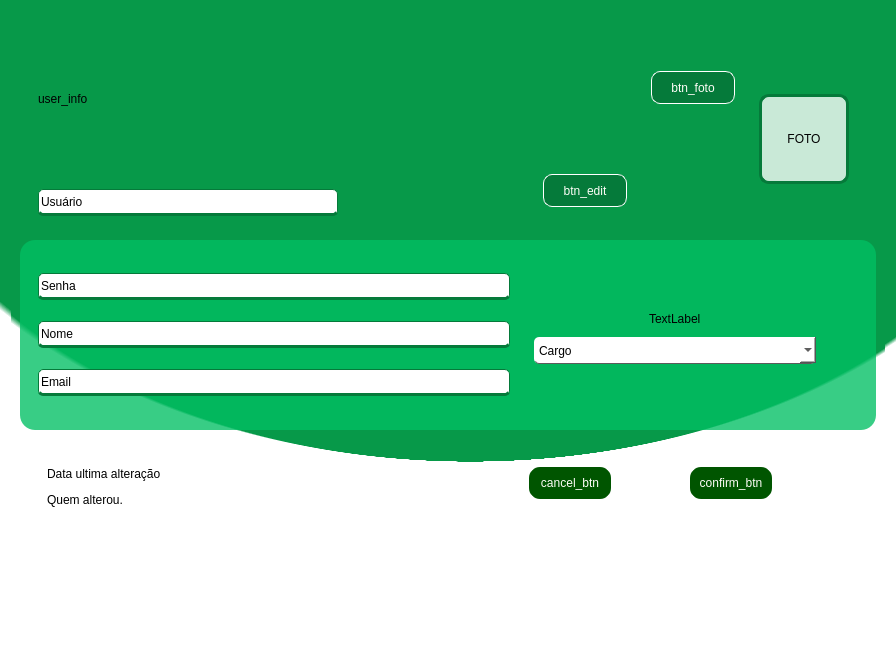
The window that PATP/bckp/asset_ctrl/templates/interfaces/user_info.ui (eduardogm22/controle_patrimonio) describes before a commit, drawn with Qt 5.
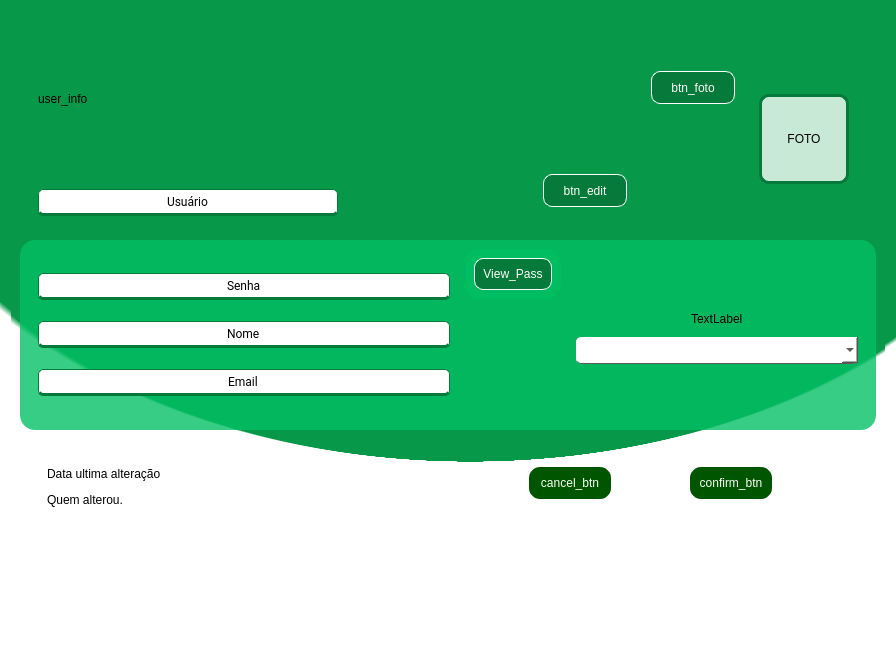
The same window after the commit.

The edit to the form file:
```diff
--- a/PATP/bckp/asset_ctrl/templates/interfaces/user_info.ui
+++ b/PATP/bckp/asset_ctrl/templates/interfaces/user_info.ui
@@ -129,6 +129,12 @@
                 <height>27</height>
                </size>
               </property>
+              <property name="font">
+               <font>
+                <family>Roboto</family>
+                <pointsize>9</pointsize>
+               </font>
+              </property>
               <property name="styleSheet">
                <string notr="true">
 QLineEdit{
@@ -146,6 +152,9 @@
               <property name="text">
                <string>Usuário</string>
               </property>
+              <property name="alignment">
+               <set>Qt::AlignCenter</set>
+              </property>
              </widget>
             </item>
            </layout>
@@ -357,6 +366,12 @@
                 <height>27</height>
                </size>
               </property>
+              <property name="font">
+               <font>
+                <family>Roboto</family>
+                <pointsize>9</pointsize>
+               </font>
+              </property>
               <property name="styleSheet">
                <string notr="true">
 QLineEdit{
@@ -374,6 +389,9 @@
               <property name="text">
                <string>Senha</string>
               </property>
+              <property name="alignment">
+               <set>Qt::AlignCenter</set>
+              </property>
              </widget>
             </item>
             <item>
@@ -390,6 +408,12 @@
                 <height>27</height>
                </size>
               </property>
+              <property name="font">
+               <font>
+                <family>Roboto</family>
+                <pointsize>9</pointsize>
+               </font>
+              </property>
               <property name="styleSheet">
                <string notr="true">
 QLineEdit{
@@ -407,6 +431,9 @@
               <property name="text">
                <string>Nome</string>
               </property>
+              <property name="alignment">
+               <set>Qt::AlignCenter</set>
+              </property>
              </widget>
             </item>
             <item>
@@ -423,6 +450,12 @@
                 <height>27</height>
                </size>
               </property>
+              <property name="font">
+               <font>
+                <family>Roboto</family>
+                <pointsize>9</pointsize>
+               </font>
+              </property>
               <property name="styleSheet">
                <string notr="true">
 QLineEdit{
@@ -440,6 +473,47 @@
               <property name="text">
                <string>Email</string>
               </property>
+              <property name="alignment">
+               <set>Qt::AlignCenter</set>
+              </property>
+             </widget>
+            </item>
+           </layout>
+          </widget>
+         </item>
+         <item alignment="Qt::AlignTop">
+          <widget class="QFrame" name="frame">
+           <property name="frameShape">
+            <enum>QFrame::StyledPanel</enum>
+           </property>
+           <property name="frameShadow">
+            <enum>QFrame::Raised</enum>
+           </property>
+           <layout class="QVBoxLayout" name="verticalLayout_12">
+            <item>
+             <widget class="QPushButton" name="view_pass">
+              <property name="styleSheet">
+               <string notr="true">QPushButton { 
+	background-color: #057A3A;
+ 	color:rgb(254, 253, 247);
+	border-radius:9px;		
+	border: 1px solid rgb(255, 255, 255);
+	padding:8px
+ }
+
+QPushButton:hover{background-color:rgb(85, 170, 127);color:white}
+
+QPushButton:pressed{
+ padding-left: 2px;
+ padding-top:2px;
+ 
+	background-color: rgb(0, 85, 0);
+ 
+}</string>
+              </property>
+              <property name="text">
+               <string>View_Pass</string>
+              </property>
              </widget>
             </item>
            </layout>
@@ -503,6 +577,12 @@
                 <height>27</height>
                </size>
               </property>
+              <property name="font">
+               <font>
+                <family>Roboto</family>
+                <pointsize>9</pointsize>
+               </font>
+              </property>
               <property name="styleSheet">
                <string notr="true">QComboBox{background-color:white;
 border-radius: 15px;
@@ -512,11 +592,6 @@
 
  </string>
               </property>
-              <item>
-               <property name="text">
-                <string>Cargo</string>
-               </property>
-              </item>
              </widget>
             </item>
            </layout>
```
Left out of the diff: 10 changed lines with no effect on the pictures.
